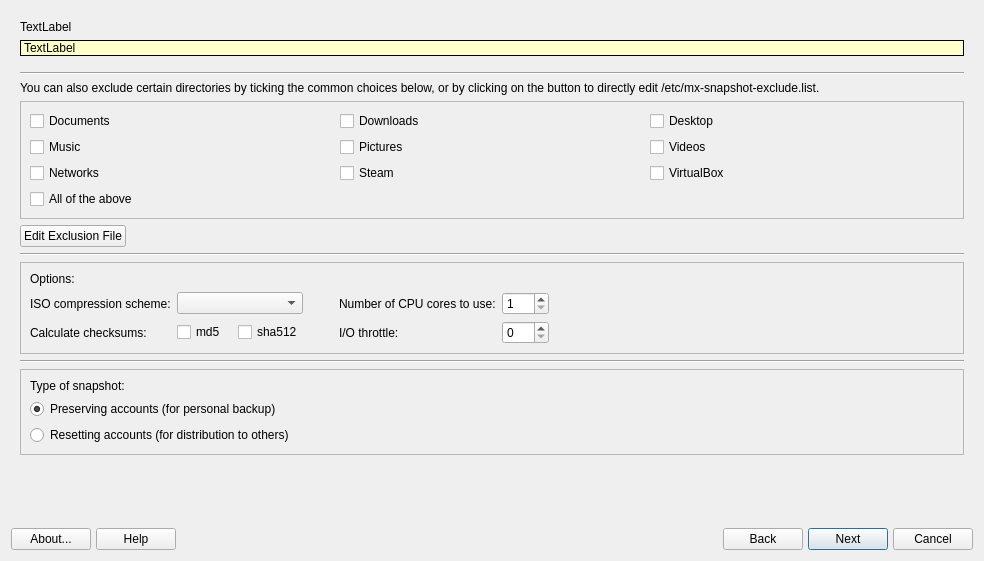
Qt form mainwindow.ui (AdrianTM/mx-snapshot) before a commit.
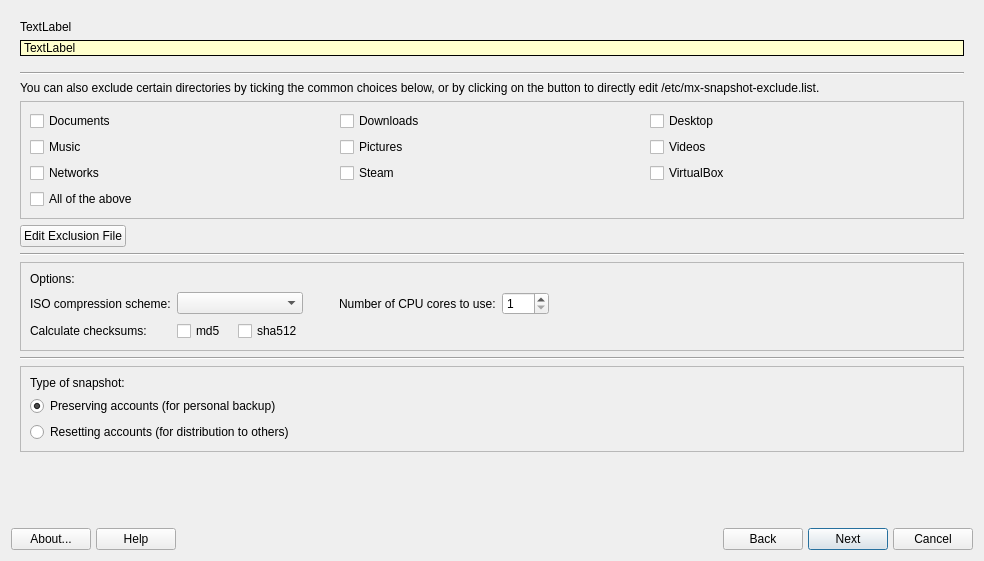
The same form after that commit. Icons and pictures are not drawn.

What changed in the file:
```diff
--- a/mainwindow.ui
+++ b/mainwindow.ui
@@ -645,19 +645,6 @@
             </property>
            </widget>
           </item>
-          <item row="3" column="5">
-           <widget class="QLabel" name="label_5">
-            <property name="toolTip">
-             <string>Throttle the I/O input rate by the given percentage.</string>
-            </property>
-            <property name="lineWidth">
-             <number>1</number>
-            </property>
-            <property name="text">
-             <string>I/O throttle:</string>
-            </property>
-           </widget>
-          </item>
           <item row="3" column="0">
            <widget class="QLabel" name="label_4">
             <property name="text">
@@ -686,9 +673,6 @@
             </property>
            </widget>
           </item>
-          <item row="3" column="6">
-           <widget class="QSpinBox" name="spinThrottle"/>
-          </item>
           <item row="0" column="0">
            <widget class="QLabel" name="label_3">
             <property name="text">
```
